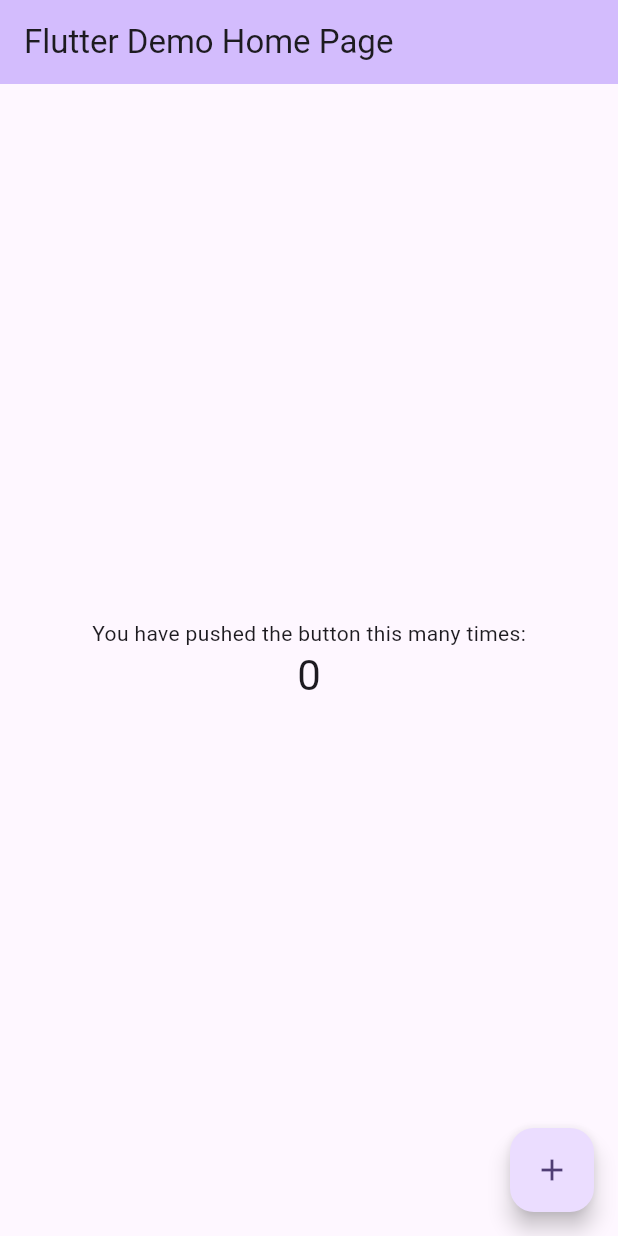
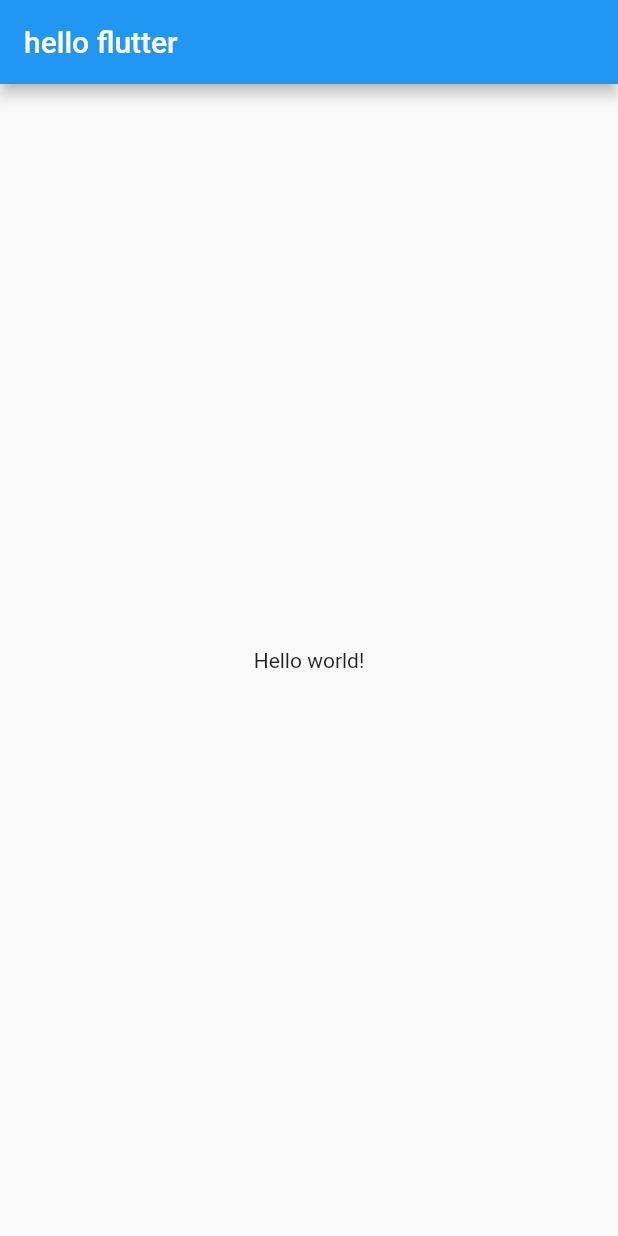
Before and after one commit to yoonpunk/toonflix, a Flutter app: the screen it shows after launch, on a phone screen of 412 x 824 dp. Run offline on Flutter 3.47's test engine with Material 2 defaults, Android fonts, the phone set to English and light mode, and no system bars.

Commit message:
홈 화면 변경 - Hello world!

```diff
--- a/lib/main.dart
+++ b/lib/main.dart
@@ -1,125 +1,24 @@
 import 'package:flutter/material.dart';
 
 void main() {
-  runApp(const MyApp());
+  runApp(App());
 }
 
-class MyApp extends StatelessWidget {
-  const MyApp({super.key});
-
-  // This widget is the root of your application.
+class App extends StatelessWidget {
   @override
   Widget build(BuildContext context) {
+    // root widget을 생성하여 반환한다.
+    // Cupertino(아이폰), Material(구글) 스타일 두개가 있으며, 완성도는 Material이 더 낫다. (flutter가 구글에서 만들기 때문인듯)
+    // Material 선택 후, 구글앱이 아닌 것처럼 보이게 할 수 있으니 우선 Material 스타일을 사용하자.
     return MaterialApp(
-      title: 'Flutter Demo',
-      theme: ThemeData(
-        // This is the theme of your application.
-        //
-        // TRY THIS: Try running your application with "flutter run". You'll see
-        // the application has a blue toolbar. Then, without quitting the app,
-        // try changing the seedColor in the colorScheme below to Colors.green
-        // and then invoke "hot reload" (save your changes or press the "hot
-        // reload" button in a Flutter-supported IDE, or press "r" if you used
-        // the command line to start the app).
-        //
-        // Notice that the counter didn't reset back to zero; the application
-        // state is not lost during the reload. To reset the state, use hot
-        // restart instead.
-        //
-        // This works for code too, not just values: Most code changes can be
-        // tested with just a hot reload.
-        colorScheme: ColorScheme.fromSeed(seedColor: Colors.deepPurple),
-        useMaterial3: true,
+      home: Scaffold(
+        appBar: AppBar(
+          title: Text("hello flutter"),
+        ),
+        body: Center(
+          child: Text('Hello world!'),
+        ),
       ),
-      home: const MyHomePage(title: 'Flutter Demo Home Page'),
     );
   }
 }
-
-class MyHomePage extends StatefulWidget {
-  const MyHomePage({super.key, required this.title});
-
-  // This widget is the home page of your application. It is stateful, meaning
-  // that it has a State object (defined below) that contains fields that affect
-  // how it looks.
-
-  // This class is the configuration for the state. It holds the values (in this
-  // case the title) provided by the parent (in this case the App widget) and
-  // used by the build method of the State. Fields in a Widget subclass are
-  // always marked "final".
-
-  final String title;
-
-  @override
-  State<MyHomePage> createState() => _MyHomePageState();
-}
-
-class _MyHomePageState extends State<MyHomePage> {
-  int _counter = 0;
-
-  void _incrementCounter() {
-    setState(() {
-      // This call to setState tells the Flutter framework that something has
-      // changed in this State, which causes it to rerun the build method below
-      // so that the display can reflect the updated values. If we changed
-      // _counter without calling setState(), then the build method would not be
-      // called again, and so nothing would appear to happen.
-      _counter++;
-    });
-  }
-
-  @override
-  Widget build(BuildContext context) {
-    // This method is rerun every time setState is called, for instance as done
-    // by the _incrementCounter method above.
-    //
-    // The Flutter framework has been optimized to make rerunning build methods
-    // fast, so that you can just rebuild anything that needs updating rather
-    // than having to individually change instances of widgets.
-    return Scaffold(
-      appBar: AppBar(
-        // TRY THIS: Try changing the color here to a specific color (to
-        // Colors.amber, perhaps?) and trigger a hot reload to see the AppBar
-        // change color while the other colors stay the same.
-        backgroundColor: Theme.of(context).colorScheme.inversePrimary,
-        // Here we take the value from the MyHomePage object that was created by
-        // the App.build method, and use it to set our appbar title.
-        title: Text(widget.title),
-      ),
-      body: Center(
-        // Center is a layout widget. It takes a single child and positions it
-        // in the middle of the parent.
-        child: Column(
-          // Column is also a layout widget. It takes a list of children and
-          // arranges them vertically. By default, it sizes itself to fit its
-          // children horizontally, and tries to be as tall as its parent.
-          //
-          // Column has various properties to control how it sizes itself and
-          // how it positions its children. Here we use mainAxisAlignment to
-          // center the children vertically; the main axis here is the vertical
-          // axis because Columns are vertical (the cross axis would be
-          // horizontal).
-          //
-          // TRY THIS: Invoke "debug painting" (choose the "Toggle Debug Paint"
-          // action in the IDE, or press "p" in the console), to see the
-          // wireframe for each widget.
-          mainAxisAlignment: MainAxisAlignment.center,
-          children: <Widget>[
-            const Text(
-              'You have pushed the button this many times:',
-            ),
-            Text(
-              '$_counter',
-              style: Theme.of(context).textTheme.headlineMedium,
-            ),
-          ],
-        ),
-      ),
-      floatingActionButton: FloatingActionButton(
-        onPressed: _incrementCounter,
-        tooltip: 'Increment',
-        child: const Icon(Icons.add),
-      ), // This trailing comma makes auto-formatting nicer for build methods.
-    );
-  }
-}
```
